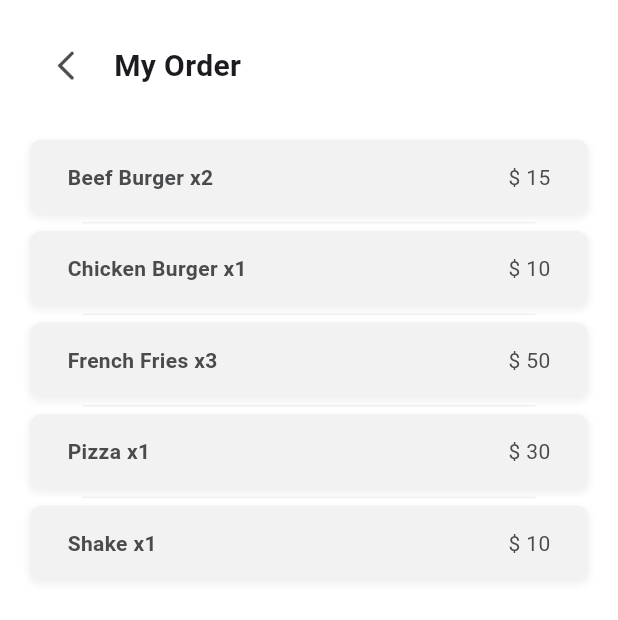
After one commit to asm2212/jegoli, a Flutter app: the MyOrderScreen screen opened directly, on a phone screen of 412 x 824 dp. The commit adds this screen. Shown: the top 620 px of the screen. Run offline on Flutter 3.47's test engine with Material 3 defaults, Android fonts, the phone set to English and light mode, and no system bars; our stand-ins replace flutter_rating_bar, image_picker; missing offline and left inert: otp_pin_field; Roboto replaces fonts that are missing (Metropolis).

Commit message:
my order

```diff
--- a/lib/screens/more/more_screen.dart
+++ b/lib/screens/more/more_screen.dart
@@ -2,9 +2,9 @@ import 'package:flutter/material.dart';
 import 'package:jegoli/common/color_extension.dart';
 import 'package:jegoli/screens/more/about_us_screen.dart';
 import 'package:jegoli/screens/more/inbox_screen.dart';
+import 'package:jegoli/screens/more/my_order_screen.dart';
 import 'package:jegoli/screens/more/notificationsscreen.dart';
 import 'package:jegoli/screens/more/payment_details_screen.dart';
-import 'package:jegoli/screens/more/placeholder_screen.dart';
 
 
 class MoreScreen extends StatefulWidget {
@@ -28,7 +28,7 @@ class _MoreScreenState extends State<MoreScreen> {
       "name": "My Orders",
       "image": "assets/images/more_my_order.png",
       "base": 0,
-    "screen": const PlaceholderScreen(),// Define this screen
+    "screen": const MyOrderScreen(),// Define this screen
     },
     {
       "index": "3",
--- /dev/null
+++ b/lib/screens/more/my_order_screen.dart
@@ -0,0 +1,136 @@
+import 'package:flutter/material.dart';
+import 'package:jegoli/common/color_extension.dart';
+
+class MyOrderScreen extends StatefulWidget {
+  const MyOrderScreen({super.key});
+
+  @override
+  State<MyOrderScreen> createState() => _MyOrderScreenState();
+}
+
+class _MyOrderScreenState extends State<MyOrderScreen> {
+  List<Map<String, dynamic>> itemArr = [
+    {
+      "name": "Beef Burger",
+      "quantity": 2,
+      "price": 15,
+    },
+    {
+      "name": "Chicken Burger",
+      "quantity": 1,
+      "price": 10,
+    },
+    {
+      "name": "French Fries",
+      "quantity": 3,
+      "price": 50,
+    },
+    {
+      "name": "Pizza",
+      "quantity": 1,
+      "price": 30,
+    },
+    {
+      "name": "Shake",
+      "quantity": 1,
+      "price": 10,
+    }
+  ];
+
+  @override
+  Widget build(BuildContext context) {
+    return Scaffold(
+      backgroundColor: ColorExtension.white,
+      body: SingleChildScrollView(
+        child: Padding(
+          padding: const EdgeInsets.symmetric(vertical: 20, horizontal: 20),
+          child: Column(
+            crossAxisAlignment: CrossAxisAlignment.start,
+            children: [
+              Row(
+                children: [
+                  IconButton(
+                    onPressed: () {
+                      Navigator.pop(context);
+                    },
+                    icon: Image.asset(
+                      "assets/images/btn_back.png",
+                      width: 20,
+                      height: 20,
+                    ),
+                  ),
+                  const SizedBox(width: 8),
+                  const Expanded(
+                    child: Text(
+                      "My Order",
+                      style: TextStyle(
+                        fontSize: 20,
+                        fontWeight: FontWeight.bold,
+                      ),
+                      overflow: TextOverflow.ellipsis,
+                    ),
+                  ),
+                ],
+              ),
+              const SizedBox(height: 20),
+              ListView.separated(
+                shrinkWrap: true,
+                padding: EdgeInsets.zero,
+                physics: const NeverScrollableScrollPhysics(),
+                itemCount: itemArr.length,
+                separatorBuilder: (context, index) => Divider(
+                  indent: 35,
+                  endIndent: 35,
+                  color: ColorExtension.secondaryText.withOpacity(0.1),
+                  height: 1,
+                ),
+                itemBuilder: (context, index) {
+                  var cObj = itemArr[index];
+                  return Container(
+                    decoration: BoxDecoration(
+                      color: ColorExtension.textfield,
+                      borderRadius: BorderRadius.circular(8),
+                      boxShadow: [
+                        BoxShadow(
+                          color: Colors.black.withOpacity(0.05),
+                          spreadRadius: 1,
+                          blurRadius: 3,
+                          offset: const Offset(0, 2),
+                        ),
+                      ],
+                    ),
+                    padding: const EdgeInsets.symmetric(vertical: 15, horizontal: 25),
+                    margin: const EdgeInsets.symmetric(vertical: 5), // Added margin between containers
+                    child: Row(
+                      crossAxisAlignment: CrossAxisAlignment.start,
+                      children: [
+                        Expanded(
+                          child: Text(
+                            "${cObj['name']} x${cObj['quantity']}",
+                            style: TextStyle(
+                              fontSize: 14,
+                              color: ColorExtension.primaryText,
+                              fontWeight: FontWeight.bold,
+                            ),
+                          ),
+                        ),
+                        const SizedBox(width: 15),
+                        Text(
+                          "\$ ${cObj['price']}",
+                          style: TextStyle(
+                            fontSize: 14,
+                            color: ColorExtension.primaryText,
+                          ),
+                        ),
+                      ],
+                    ),
+                  );
+                },
+              ),
+            ],
+          ),
+        ),
+      ),
+    );
+  }
+}
--- a/lib/screens/more/placeholder_screen.dart
+++ /dev/null
@@ -1,15 +0,0 @@
-import 'package:flutter/material.dart';
-
-class PlaceholderScreen extends StatelessWidget {
-  const PlaceholderScreen({super.key});
-
-  @override
-  Widget build(BuildContext context) {
-    return Scaffold(
-      appBar: AppBar(title: const Text('Coming Soon')),
-      body: const Center(
-        child: Text('This feature is under development.'),
-      ),
-    );
-  }
-}
```
